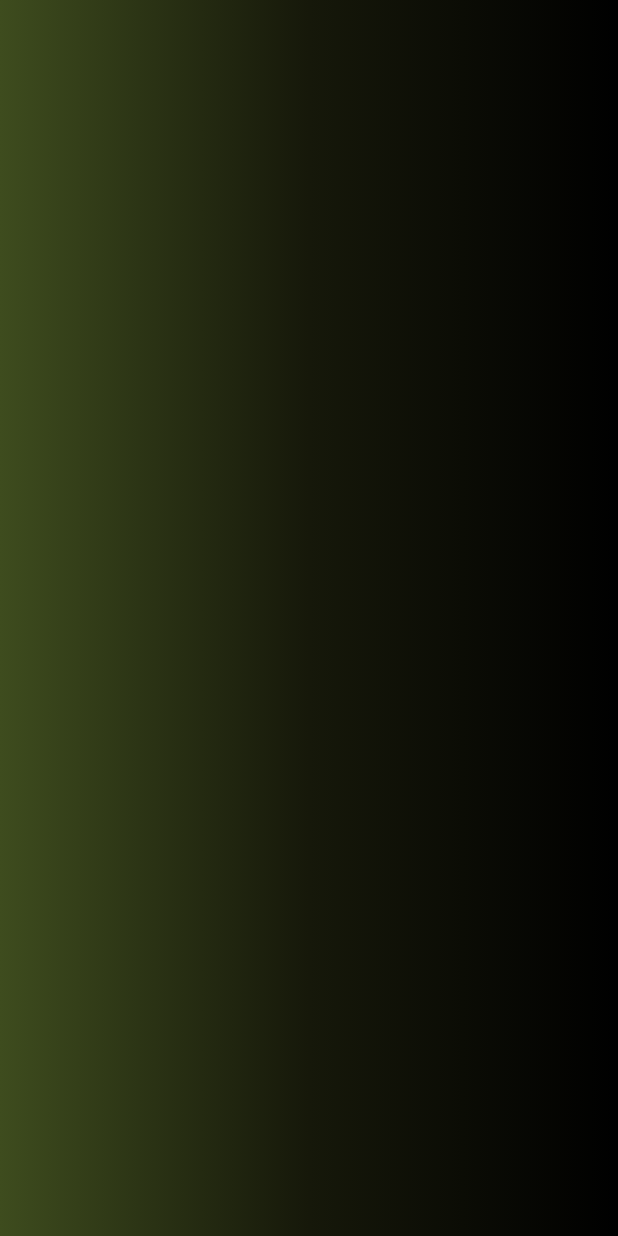
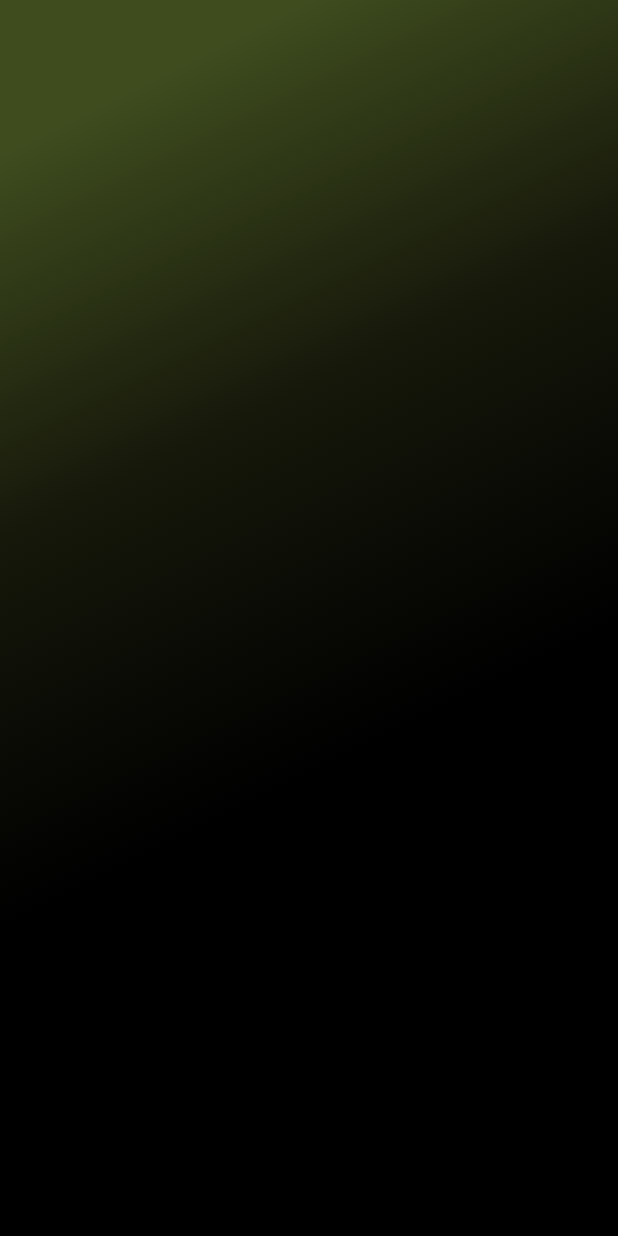
Before and after one commit to JAICHANGPARK/flutter_notebook_chapter_43, a Flutter app: the FoodOrderProfilePage screen opened directly, on a phone screen of 412 x 824 dp. Run offline on Flutter 3.47's test engine with Material 3 defaults, Android fonts, the phone set to English and light mode, and no system bars; our stand-ins replace gap, hugeicons, percent_indicator.

Commit message:
Update food_order_profile_page.dart

```diff
--- a/lib/ep2393_food_order_app/ui/profile/food_order_profile_page.dart
+++ b/lib/ep2393_food_order_app/ui/profile/food_order_profile_page.dart
@@ -16,7 +16,9 @@ class _FoodOrderProfilePageState extends State<FoodOrderProfilePage> {
           Positioned.fill(
               child: Container(
             decoration: BoxDecoration(
+
                 gradient: LinearGradient(
+                  begin: Alignment.topCenter,
               colors: [
                 Color.fromRGBO(62, 76, 30, 1),
                 Color.fromRGBO(22, 24, 10, 1),
```
